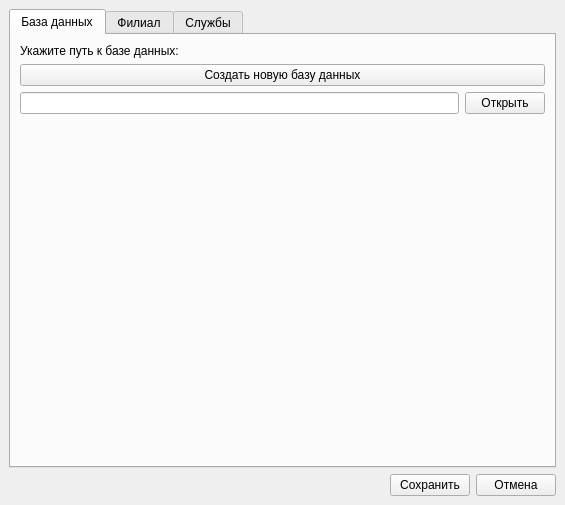
Old version of the form View/Setting_helper/Setting_helper.ui in the repository Valera-cyber/Helper.
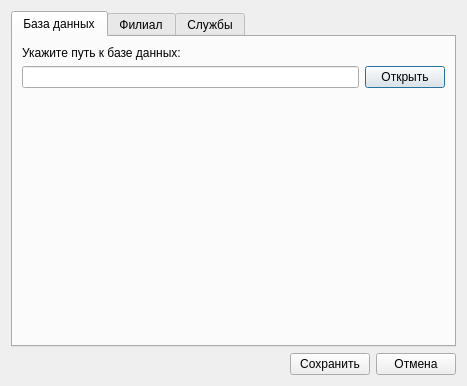
New version of the form.

What changed in the file:
```diff
--- a/View/Setting_helper/Setting_helper.ui
+++ b/View/Setting_helper/Setting_helper.ui
@@ -1,19 +1,18 @@
 <?xml version="1.0" encoding="UTF-8"?>
 <ui version="4.0">
- <class>MainWindow</class>
- <widget class="QMainWindow" name="MainWindow">
+ <class>Dialog</class>
+ <widget class="QDialog" name="Dialog">
   <property name="geometry">
    <rect>
     <x>0</x>
     <y>0</y>
-    <width>565</width>
-    <height>505</height>
+    <width>467</width>
+    <height>386</height>
    </rect>
   </property>
   <property name="windowTitle">
    <string>Настройки Helper</string>
   </property>
-  <widget class="QWidget" name="centralwidget">
    <layout class="QVBoxLayout" name="verticalLayout_2">
     <item>
      <widget class="QTabWidget" name="tabWidget">
@@ -35,13 +34,6 @@
           </property>
          </widget>
         </item>
-        <item>
-         <widget class="QPushButton" name="btn_newDb">
-          <property name="text">
-           <string>Создать новую базу данных</string>
-          </property>
-         </widget>
-        </item>
         <item>
          <layout class="QHBoxLayout" name="horizontalLayout">
           <item>
@@ -170,7 +162,6 @@
      </layout>
     </item>
    </layout>
-  </widget>
  </widget>
  <resources/>
  <connections/>
```
Left out of the diff: 2 changed lines with no effect on the pictures. Lines whose indentation alone changed are shown as unchanged.
